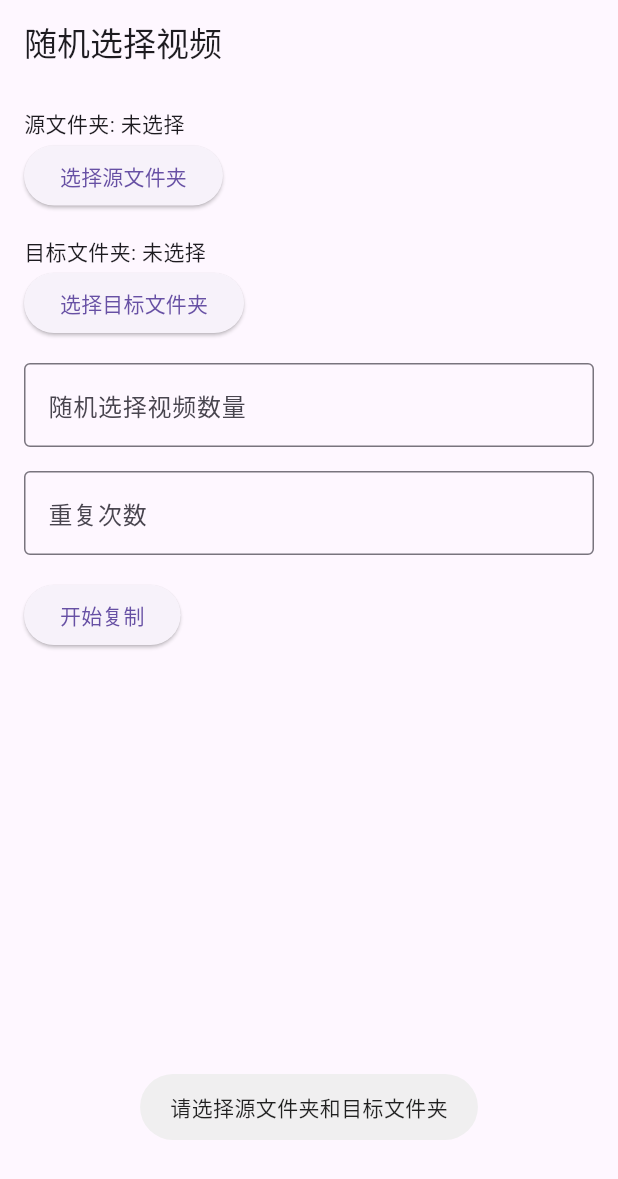
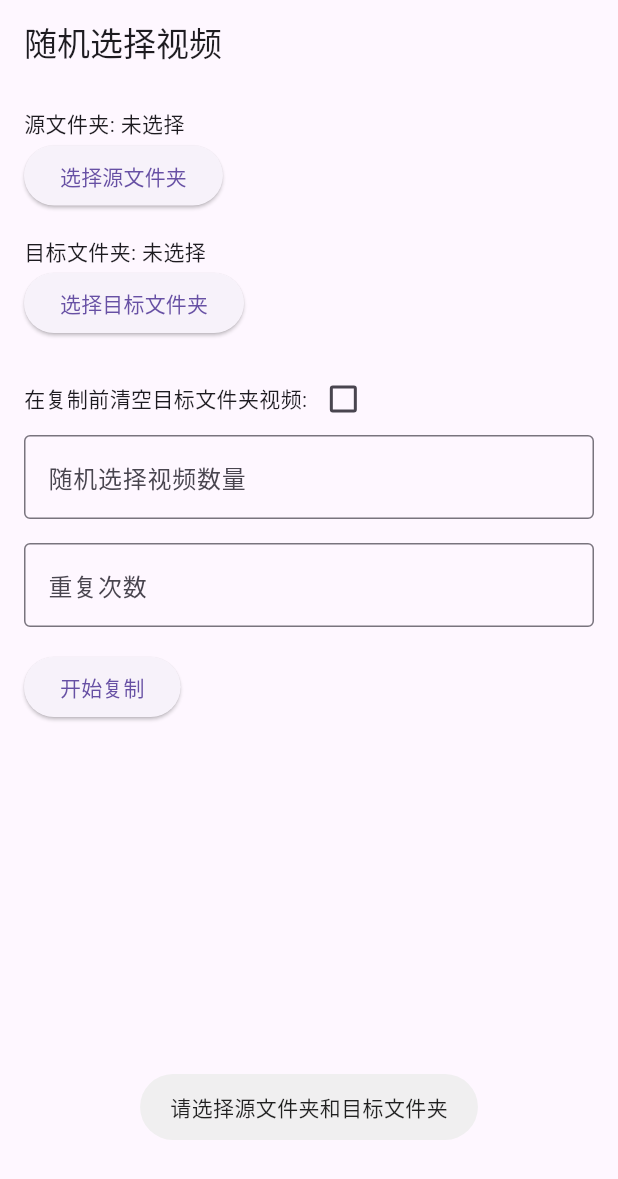
Before and after one commit to iiheng/Video-Processing-Tools, a Flutter app: the screen it shows after launch, after a tap on "开始复制", on a phone screen of 412 x 824 dp. Shown: the top 1179 px of the screen. Run offline on Flutter 3.47's test engine with Material 3 defaults, Android fonts, the phone set to English and light mode, and no system bars; our stand-ins replace file_picker, fluttertoast.

Commit message:
feat: 支持选择文件夹

```diff
--- a/lib/main.dart
+++ b/lib/main.dart
@@ -21,14 +21,20 @@ class VideoSelectorPage extends StatefulWidget {
 class _VideoSelectorPageState extends State<VideoSelectorPage> {
   String? sourceFolder;
   String? destinationFolder;
+  List<FileSystemEntity> sourceFiles = [];
+  List<FileSystemEntity> destinationFiles = [];
   int videoCount = 0;
   int repeatCount = 1;
+  bool clearDestination = false;
+  Map<String, bool> selecteddestinationFiles = {}; // 追踪选中的文件
 
   Future<void> pickSourceFolder() async {
     String? folderPath = await FilePicker.platform.getDirectoryPath();
     if (folderPath != null) {
+      final List<FileSystemEntity> files = Directory(folderPath).listSync();
       setState(() {
         sourceFolder = folderPath;
+        sourceFiles = files;
       });
       Fluttertoast.showToast(
         msg: "源文件夹已选择: $sourceFolder",
@@ -41,14 +47,36 @@ class _VideoSelectorPageState extends State<VideoSelectorPage> {
   Future<void> pickDestinationFolder() async {
     String? folderPath = await FilePicker.platform.getDirectoryPath();
     if (folderPath != null) {
+      final List<FileSystemEntity> files = Directory(folderPath).listSync();
       setState(() {
         destinationFolder = folderPath;
+        destinationFiles = files;
       });
       Fluttertoast.showToast(
         msg: "目标文件夹已选择: $destinationFolder",
         toastLength: Toast.LENGTH_SHORT,
         gravity: ToastGravity.BOTTOM,
       );
+    }
+  }
+
+  Future<void> clearVideosInFolder(String folderPath) async {
+    final directory = Directory(folderPath);
+    if (await directory.exists()) {
+      final List<FileSystemEntity> files = directory.listSync();
+      for (var file in files) {
+        try {
+          if (file is File && ['.mp4', '.avi', '.mov', '.mkv', '.flv'].contains(path.extension(file.path).toLowerCase())) {
+            await file.delete();
+          }
+        } catch (e) {
+          Fluttertoast.showToast(
+            msg: "无法删除文件: ${file.path}, 可能文件正在使用中",
+            toastLength: Toast.LENGTH_LONG,
+            gravity: ToastGravity.BOTTOM,
+          );
+        }
+      }
     }
   }
 
@@ -79,14 +107,26 @@ class _VideoSelectorPageState extends State<VideoSelectorPage> {
     Random random = Random();
 
     for (int i = 0; i < repeatCount; i++) {
+      final String repeatFolder = path.join(destinationFolder!, "Repeat_${i + 1}");
+      await Directory(repeatFolder).create(recursive: true);
+
+      if (clearDestination) {
+        await clearVideosInFolder(repeatFolder);
+      }
+
       final List<File> selectedVideos = List<File>.from(videos)..shuffle(random);
-      final String repeatFolder = path.join(destinationFolder!, "Repeat_${i + 1}");
-      Directory(repeatFolder).createSync();
-
       for (int j = 0; j < videoCount; j++) {
         final File video = selectedVideos[j];
         final String destinationPath = path.join(repeatFolder, path.basename(video.path));
-        await video.copy(destinationPath);
+        try {
+          await video.copy(destinationPath);
+        } catch (e) {
+          Fluttertoast.showToast(
+            msg: "无法复制文件: ${video.path}, 目标路径: $destinationPath",
+            toastLength: Toast.LENGTH_LONG,
+            gravity: ToastGravity.BOTTOM,
+          );
+        }
       }
     }
 
@@ -113,13 +153,99 @@ class _VideoSelectorPageState extends State<VideoSelectorPage> {
               onPressed: pickSourceFolder,
               child: const Text('选择源文件夹'),
             ),
+            // if (sourceFiles.isNotEmpty) Expanded(
+            //   child: GridView.builder(
+            //     gridDelegate: const SliverGridDelegateWithFixedCrossAxisCount(
+            //       crossAxisCount: 8,
+            //       crossAxisSpacing: 2,
+            //       mainAxisSpacing: 1,
+            //     ),
+            //     itemCount: sourceFiles.length,
+            //     itemBuilder: (BuildContext context, int index) {
+            //       return GridTile(
+            //         footer: GridTileBar(
+            //           backgroundColor: Colors.black45,
+            //           title: Text(
+            //             path.basename(sourceFiles[index].path),
+            //             textAlign: TextAlign.center,
+            //             style: const TextStyle(fontSize: 15),
+            //           ),
+            //         ),
+            //         child: Center(
+            //           child: Icon(Icons.folder, color: Colors.yellow[600]),  // 根据文件类型显示图标
+            //         ),
+            //       );
+            //     },
+            //   ),
+            // ),
             const SizedBox(height: 16),
             Text('目标文件夹: ${destinationFolder ?? '未选择'}'),
             ElevatedButton(
               onPressed: pickDestinationFolder,
               child: const Text('选择目标文件夹'),
             ),
+
+            if (destinationFiles.isNotEmpty) Expanded(
+              child: GridView.builder(
+                gridDelegate: const SliverGridDelegateWithFixedCrossAxisCount(
+                  crossAxisCount: 8,
+                  crossAxisSpacing: 2,
+                  mainAxisSpacing: 1,
+                ),
+                itemCount: destinationFiles.length,
+                itemBuilder: (BuildContext context, int index) {
+                  FileSystemEntity file = destinationFiles[index];
+                  String filePath = file.path;
+                  bool isSelected = selecteddestinationFiles[filePath] ?? false; // 获取当前文件的选中状态
+
+                  return GridTile(
+                    footer: GridTileBar(
+                      backgroundColor: Colors.black45,
+                      title: Text(
+                        path.basename(filePath),
+                        textAlign: TextAlign.center,
+                        style: const TextStyle(fontSize: 15),
+                      ),
+                    ),
+                    child: Stack(
+                      alignment: Alignment.topRight,
+                      children: [
+                        Center(
+                          child: Icon(file is Directory ? Icons.folder : Icons.insert_drive_file, color: Colors.yellow[600]),  // 根据文件类型显示图标
+                        ),
+                        Positioned(
+                          right: 0,
+                          child: Checkbox(
+                            value: isSelected,
+                            onChanged: (bool? value) {
+                              setState(() {
+                                selecteddestinationFiles[filePath] = value ?? false; // 更新选中状态
+                              });
+                            },
+                            activeColor: Colors.blue,
+                            checkColor: Colors.white,
+                          ),
+                        ),
+                      ],
+                    ),
+                  );
+                },
+              ),
+            ),
             const SizedBox(height: 16),
+            Row(
+              children: [
+                const Text('在复制前清空目标文件夹视频:'),
+                Checkbox(
+                  value: clearDestination,
+                  onChanged: (bool? value) {
+                    setState(() {
+                      clearDestination = value ?? false;
+                    });
+                  },
+                ),
+              ],
+            ),
             TextField(
               decoration: const InputDecoration(
                 labelText: '随机选择视频数量',
```
